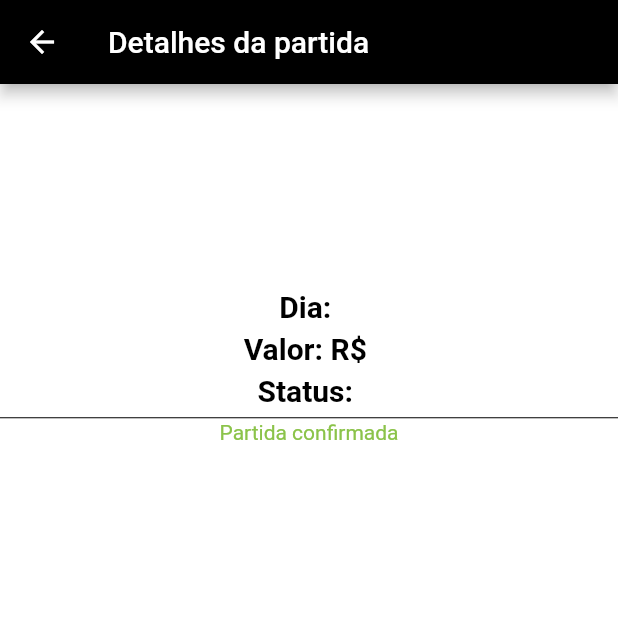
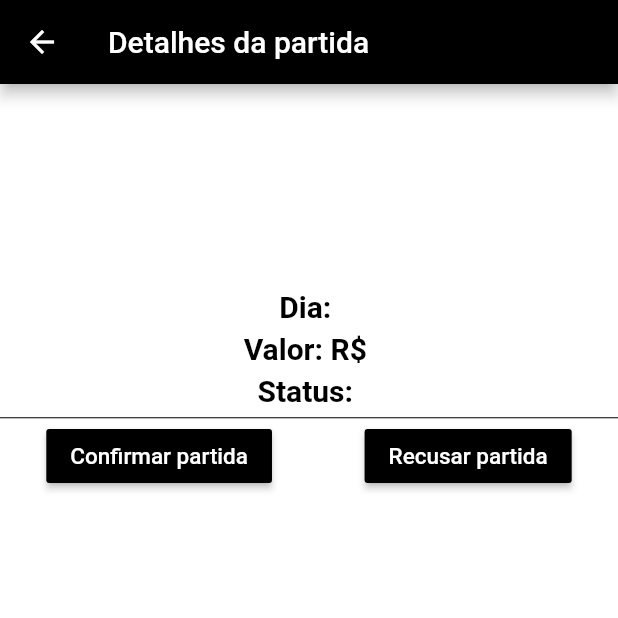
Before and after one commit to Everson2626/4linhas-estabelecimento, a Flutter app: the DetailsMatch screen opened by its route, on a phone screen of 412 x 824 dp, the top half of it. Run offline on Flutter 3.47's test engine with Material 2 defaults, Android fonts, the phone set to English and light mode, and no system bars; our stand-ins replace cloud_firestore, date_time_picker, firebase_auth, firebase_core, firebase_database, firebase_storage and 5 more; accounts and stored records are empty.

```diff
--- a/lib/service/firebaseService.dart
+++ b/lib/service/firebaseService.dart
@@ -258,12 +258,6 @@ class FirebaseService {
   Widget mensagem(String mensagem) {
     final snackBar = SnackBar(
       content: Text(mensagem),
-      action: SnackBarAction(
-        label: 'Undo',
-        onPressed: () {
-          // Some code to undo the change.
-        },
-      ),
     );
 
     ScaffoldMessenger.of(context).showSnackBar(snackBar);
--- a/lib/ui/autenticacao/Cadastro_Page.dart
+++ b/lib/ui/autenticacao/Cadastro_Page.dart
@@ -172,12 +172,6 @@ class _CadastroPageState extends State<CadastroPage> {
   void mensagem(String mensagem) {
     final snackBar = SnackBar(
       content: Text(mensagem),
-      action: SnackBarAction(
-        label: 'Ocultar',
-        onPressed: () {
-          // Some code to undo the change.
-        },
-      ),
     );
 
     ScaffoldMessenger.of(context).showSnackBar(snackBar);
--- a/lib/ui/autenticacao/Login_Page.dart
+++ b/lib/ui/autenticacao/Login_Page.dart
@@ -159,12 +159,6 @@ class _LoginPageState extends State<LoginPage> {
   Widget mensagem(String mensagem) {
     final snackBar = SnackBar(
       content: Text(mensagem),
-      action: SnackBarAction(
-        label: 'Desfazer',
-        onPressed: () {
-          // Some code to undo the change.
-        },
-      ),
     );
 
     ScaffoldMessenger.of(context).showSnackBar(snackBar);
--- a/lib/ui/autenticacao/Redefinir_Page.dart
+++ b/lib/ui/autenticacao/Redefinir_Page.dart
@@ -104,12 +104,6 @@ class _RedefinirPageState extends State<RedefinirPage> {
   Widget mensagem(String mensagem) {
     final snackBar = SnackBar(
       content: Text(mensagem),
-      action: SnackBarAction(
-        label: 'Desfazer',
-        onPressed: () {
-          // Some code to undo the change.
-        },
-      ),
     );
 
     ScaffoldMessenger.of(context).showSnackBar(snackBar);
--- a/lib/ui/campo/Edit_Campo.dart
+++ b/lib/ui/campo/Edit_Campo.dart
@@ -178,6 +178,7 @@ class _CreateCampoState extends State<EditCampo> {
                           widget.campoId,
                           this.imageCampo
                       );
+                      Navigator.pop(context);
                     }
                 ),
               ],
--- a/lib/ui/partida/Details_Match.dart
+++ b/lib/ui/partida/Details_Match.dart
@@ -7,7 +7,6 @@ import 'package:projeto_empresa/service/firebaseService.dart';
 import 'package:projeto_empresa/ui/partida/Edit_Match.dart';
 
 class DetailsMatch extends StatefulWidget {
-
   final String matchId;
 
   const DetailsMatch({Key key, this.matchId}) : super(key: key);
@@ -17,12 +16,10 @@ class DetailsMatch extends StatefulWidget {
 }
 
 class _DetailsMatchState extends State<DetailsMatch> {
-
   Match match = new Match();
   UserPlayer userAuth = new UserPlayer();
   List<String> players = [];
   FirebaseService firebaseService = FirebaseService(FirebaseAuth.instance);
-
 
   @override
   void initState() {
@@ -56,99 +53,79 @@ class _DetailsMatchState extends State<DetailsMatch> {
                     style: TextStyle(
                         color: Colors.black,
                         fontSize: 40.0,
-                      fontWeight: FontWeight.bold
-                  ),
+                        fontWeight: FontWeight.bold),
                   ),
                 ),
                 Padding(
                   padding: EdgeInsets.only(bottom: 5.0),
                   child: Text(
-                  "Dia: "+match.data,
+                    "Dia: " + match.data,
                     style: TextStyle(
                         color: Colors.black,
                         fontSize: 20.0,
-                      fontWeight: FontWeight.bold
-                  ),
+                        fontWeight: FontWeight.bold),
                   ),
                 ),
                 Padding(
                   padding: EdgeInsets.only(bottom: 5.0),
                   child: Text(
-                  "Valor: R\$ "+match.preco,
+                    "Valor: R\$ " + match.preco,
                     style: TextStyle(
                         color: Colors.black,
                         fontSize: 20.0,
-                      fontWeight: FontWeight.bold
-                  ),
+                        fontWeight: FontWeight.bold),
                   ),
                 ),
                 Padding(
                   padding: EdgeInsets.only(bottom: 5.0),
                   child: Text(
-                  "Status: "+match.status,
+                    "Status: " + match.status,
                     style: TextStyle(
                         color: Colors.black,
                         fontSize: 20.0,
-                      fontWeight: FontWeight.bold
+                        fontWeight: FontWeight.bold),
                   ),
                 ),
+                Divider(
+                  color: Colors.black,
+                  height: 3.0,
                 ),
-              /*SingleChildScrollView(
-                child: StreamBuilder(
-                  stream:
-                  FirebaseFirestore.instance
-                      .collection("User")
-                      .where(FieldPath.documentId, whereIn: this.players)
-                      .snapshots(),
-                  builder: (BuildContext context, AsyncSnapshot snapshot) {
-                    switch (snapshot.connectionState) {
-                      case ConnectionState.waiting:
-                        LinearProgressIndicator();
-                        break;
-                      default:
-                        return ListView(
-                          physics: NeverScrollableScrollPhysics(),
-                          scrollDirection: Axis.vertical,
-                          shrinkWrap: true,
-                          children: snapshot.data.docs
-                              .map<Widget>((DocumentSnapshot doc) {
-                            return playerCard(doc);
-                          }).toList(),
-                        );
-                    }
-                    return Text('');
-                  },
-                ),
-              ),*/
-              Divider(color: Colors.black, height: 3.0,),
                 partidaConfirmada(),
               ],
             ),
           ),
-      )
+        ));
+  }
 
+  Widget partidaConfirmada() {
+    if (match.status == "confirmada") {
+      return Text(
+        "Partida confirmada",
+        style: TextStyle(color: Colors.lightGreen),
+      );
+    } else if (match.status == "recusada") {
+      return Text(
+        "Partida recusada",
+        style: TextStyle(color: Colors.red),
       );
     }
-
-  Widget partidaConfirmada(){
-    if(match.status != "pendente"){
-      return Text("Partida confirmada", style: TextStyle(color: Colors.lightGreen),);
-    }else{
-      return RaisedButton(
-          color: Colors.red,
+    else {
+      return Row(
+        mainAxisAlignment: MainAxisAlignment.spaceAround,
+        children: [
+          RaisedButton(
+              color: Colors.black,
               child: Text(
                 "Confirmar partida",
-            style: TextStyle(
-                color: Colors.white,
-                fontSize: 20.0
+                style: TextStyle(color: Colors.white, fontSize: 15.0),
               ),
-          ),
-          onPressed: (){
+              onPressed: () {
                 match.uid = widget.matchId;
                 match.status = "confirmada";
-            firebaseService.updateMatch(match).then((value) => setState(() => {}));
-            FirebaseFirestore
-                .instance
+                firebaseService
+                    .updateMatch(match)
+                    .then((value) => setState(() => {}));
+                FirebaseFirestore.instance
                     .collection("Establishment")
                     .doc(match.estabelecimentoUid)
                     .collection("campo")
@@ -157,17 +134,37 @@ class _DetailsMatchState extends State<DetailsMatch> {
                     .doc("info")
                     .collection(match.data.split(" ")[0])
                     .doc(match.timeUid)
-                .update({
-              "Status": "ocupado"
-            });
-
-
-          }
+                    .update({"Status": "ocupado"});
+              }),
+          RaisedButton(
+              color: Colors.black,
+              child: Text(
+                "Recusar partida",
+                style: TextStyle(color: Colors.white, fontSize: 15.0),
+              ),
+              onPressed: () {
+                match.uid = widget.matchId;
+                match.status = "recusada";
+                firebaseService
+                    .updateMatch(match)
+                    .then((value) => setState(() => {}));
+                FirebaseFirestore.instance
+                    .collection("Establishment")
+                    .doc(match.estabelecimentoUid)
+                    .collection("campo")
+                    .doc(match.campoUid)
+                    .collection("horarios")
+                    .doc("info")
+                    .collection(match.data.split(" ")[0])
+                    .doc(match.timeUid)
+                    .update({"Status": "livre"});
+              })
+        ],
       );
     }
   }
 
-  Widget playerCard(DocumentSnapshot doc){
+  Widget playerCard(DocumentSnapshot doc) {
     String positions = "";
     FirebaseFirestore.instance
         .collection('User')
@@ -181,11 +178,10 @@ class _DetailsMatchState extends State<DetailsMatch> {
               if (position['LT'] == true) {positions += "LT "},
               if (position['MC'] == true) {positions += "MC "},
               if (position['AT'] == true) {positions += "AT "},
-      if (positions == ""){positions = "Sem posições"},
+              if (positions == "") {positions = "Sem posições"},
             });
 
     return Card(
-
       child: Container(
         padding: EdgeInsets.only(right: 8.0, left: 8.0),
         color: Colors.lightGreen,
@@ -205,14 +201,11 @@ class _DetailsMatchState extends State<DetailsMatch> {
                     ),
                     Divider(),
                     Text(
-                    "Posições: "+positions,
+                      "Posições: " + positions,
                       style: TextStyle(fontSize: 13.0),
                     )
                   ],
-              )
-
-            ),
-
+                )),
             Expanded(
                 flex: 2,
                 child: Container(
@@ -227,41 +220,31 @@ class _DetailsMatchState extends State<DetailsMatch> {
                     borderRadius: BorderRadius.circular(180.0),
                     color: Colors.red,
                   ),
-                )
-            ),
-
+                )),
           ],
         ),
       ),
     );
   }
 
-  Future<void> getUser() async{
+  Future<void> getUser() async {
     this.players = [];
     await FirebaseFirestore.instance
         .collection('match')
         .doc(widget.matchId)
         .collection('players')
         .get()
-        .then((value) =>
-        value.docs.forEach((element) => {
+        .then((value) => value.docs.forEach((element) => {
               this.players.add(element.data()['matchUid']),
               print(element.data()['matchUid']),
             }));
 
     //return this.partidas;
-
   }
 
   void mensagem(String mensagem) {
     final snackBar = SnackBar(
       content: Text(mensagem),
-      action: SnackBarAction(
-        label: 'Desfazer',
-        onPressed: () {
-          // Some code to undo the change.
-        },
-      ),
     );
 
     ScaffoldMessenger.of(context).showSnackBar(snackBar);
```
Also changed, not shown: lib/ui/autenticacao/Maps_Page.dart (+28 -9 lines), lib/ui/home_page.dart (+33 -4 lines), 1 other file. Lines whose indentation alone changed are shown as unchanged.
